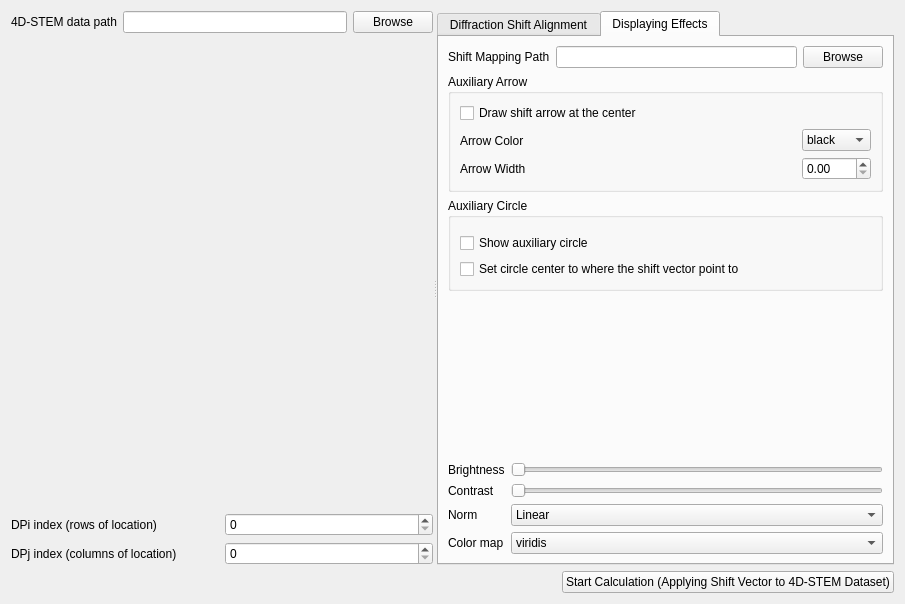
The window that FourDExplorer/ui/uiPageAlignFourDSTEM.ui (ManifoldsHu/FourDExplorer) describes before a commit, drawn with Qt 5.
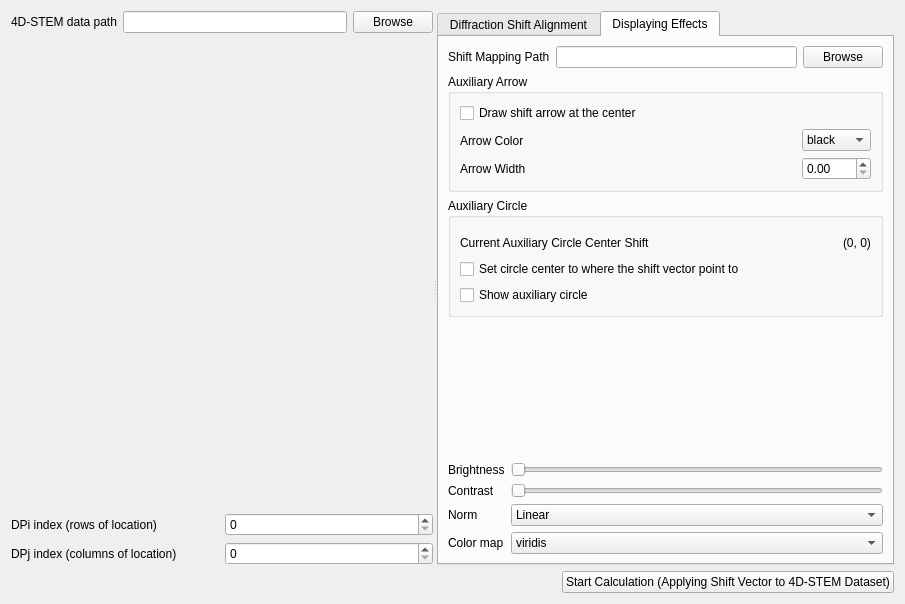
The same window after the commit. The open tabs and pages were chosen to show the change. Custom widgets are drawn as their Qt base class.

Commit message: implement page alignment with manual and fddnet

```diff
--- a/FourDExplorer/ui/uiPageAlignFourDSTEM.ui
+++ b/FourDExplorer/ui/uiPageAlignFourDSTEM.ui
@@ -286,11 +286,35 @@
             <widget class="WidgetMaskCircle" name="widget_auxiliary_circle" native="true"/>
            </item>
            <item>
-            <widget class="QCheckBox" name="checkBox_show_auxiliary_circle">
-             <property name="text">
-              <string>Show auxiliary circle</string>
-             </property>
-            </widget>
+            <layout class="QHBoxLayout" name="horizontalLayout_2">
+             <item>
+              <widget class="QLabel" name="label_9">
+               <property name="text">
+                <string>Current Auxiliary Circle Center Shift</string>
+               </property>
+              </widget>
+             </item>
+             <item>
+              <spacer name="horizontalSpacer_2">
+               <property name="orientation">
+                <enum>Qt::Horizontal</enum>
+               </property>
+               <property name="sizeHint" stdset="0">
+                <size>
+                 <width>40</width>
+                 <height>20</height>
+                </size>
+               </property>
+              </spacer>
+             </item>
+             <item>
+              <widget class="QLabel" name="label_current_auxiliary_circle_center">
+               <property name="text">
+                <string>(0, 0)</string>
+               </property>
+              </widget>
+             </item>
+            </layout>
            </item>
            <item>
             <widget class="QCheckBox" name="checkBox_set_auxiliary_circle_center_to_shift">
@@ -299,6 +323,13 @@
              </property>
             </widget>
            </item>
+           <item>
+            <widget class="QCheckBox" name="checkBox_show_auxiliary_circle">
+             <property name="text">
+              <string>Show auxiliary circle</string>
+             </property>
+            </widget>
+           </item>
           </layout>
          </widget>
         </item>
```
Left out of the diff: 2 changed lines with no effect on the pictures. The commit also changes 4 other files.
